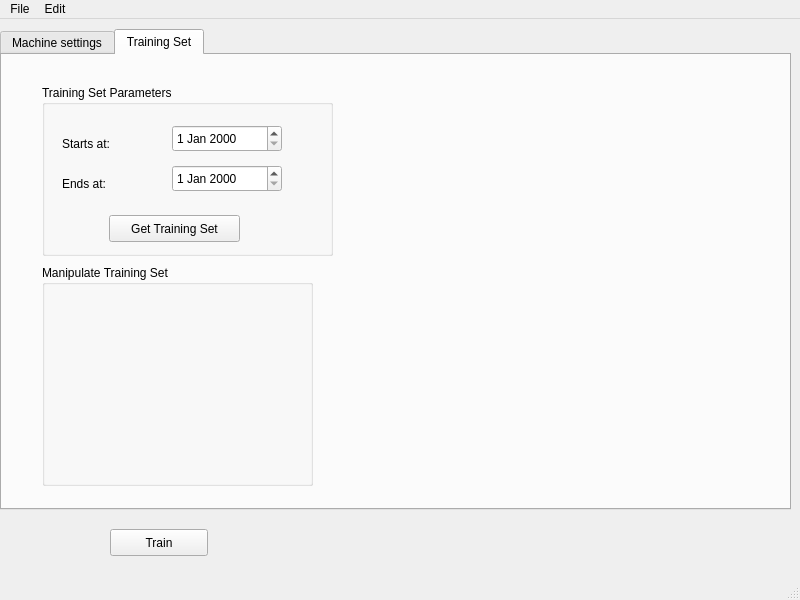
First picture: the form in MachineBenchMark/UI/Prueba1.ui, repository aydevosotros/MachineBenchMark, before the edit.
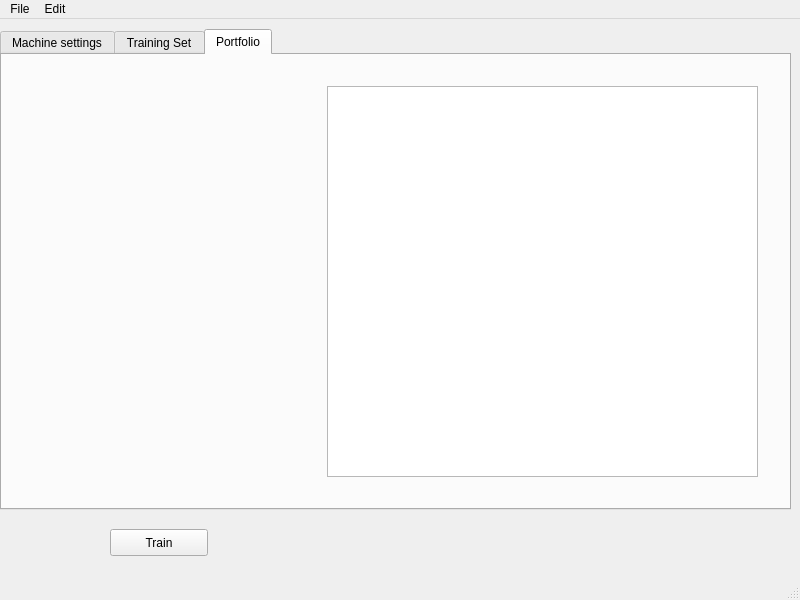
Second picture: the form after the edit. Custom widgets are drawn as their Qt base class.

What changed in the file:
```diff
--- a/MachineBenchMark/UI/Prueba1.ui
+++ b/MachineBenchMark/UI/Prueba1.ui
@@ -37,7 +37,7 @@
      </rect>
     </property>
     <property name="currentIndex">
-     <number>1</number>
+     <number>2</number>
     </property>
     <widget class="QWidget" name="tab">
      <attribute name="title">
@@ -210,6 +210,13 @@
          <height>27</height>
         </rect>
        </property>
+       <property name="date">
+        <date>
+         <year>2012</year>
+         <month>1</month>
+         <day>1</day>
+        </date>
+       </property>
       </widget>
       <widget class="QPushButton" name="pushButton_2">
        <property name="geometry">
@@ -239,6 +246,21 @@
       </property>
      </widget>
     </widget>
+    <widget class="QWidget" name="tab_3">
+     <attribute name="title">
+      <string>Portfolio</string>
+     </attribute>
+     <widget class="PlotWidget" name="graphicsView">
+      <property name="geometry">
+       <rect>
+        <x>325</x>
+        <y>31</y>
+        <width>431</width>
+        <height>391</height>
+       </rect>
+      </property>
+     </widget>
+    </widget>
    </widget>
   </widget>
   <widget class="QMenuBar" name="menubar">
@@ -265,6 +287,13 @@
   </widget>
   <widget class="QStatusBar" name="statusbar"/>
  </widget>
+ <customwidgets>
+  <customwidget>
+   <class>PlotWidget</class>
+   <extends>QGraphicsView</extends>
+   <header>pyqtgraph</header>
+  </customwidget>
+ </customwidgets>
  <resources/>
  <connections/>
 </ui>
```
Left out of the diff: 6 changed lines with no effect on the pictures.
